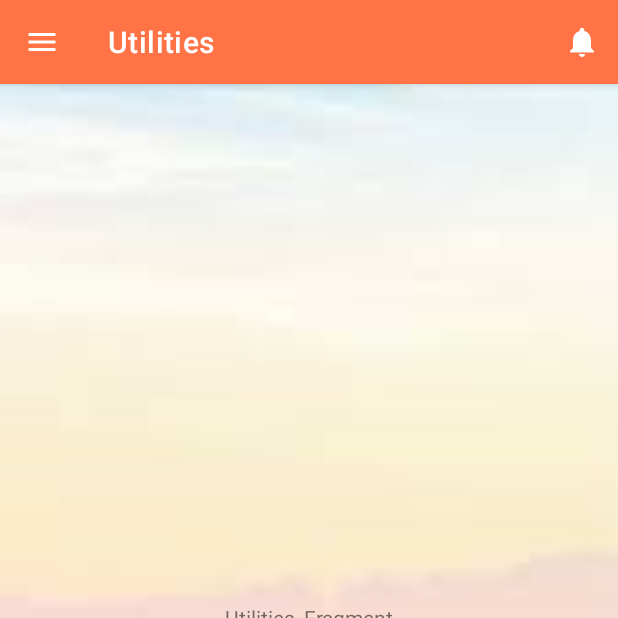
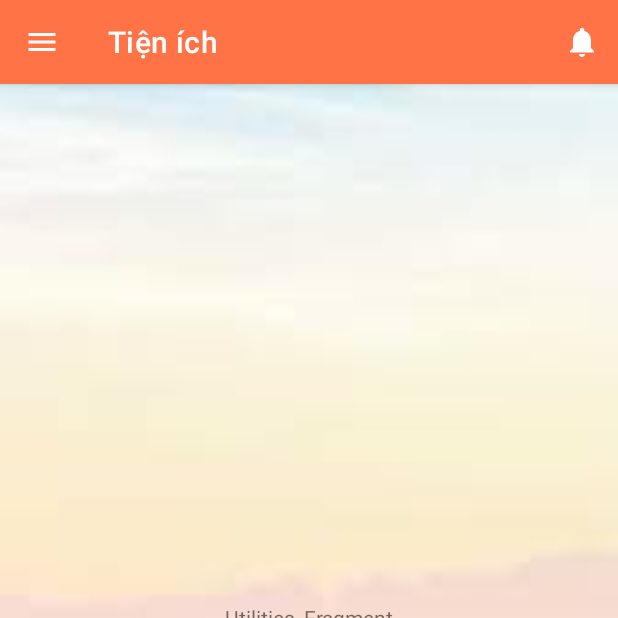
Before and after one commit to NguyenHoang1602/Myfpoly, an Android app: the MainActivity screen opened directly, with no data from a screen before it, item 4 of the bottom bar chosen, on a phone screen of 412 x 824 dp, the top half of it. Run offline under Robolectric (Android 15) with nearby library versions, the phone set to English and light mode, and no system bars; 1 statement that could not run was skipped.

Commit message:
finished project

```diff
--- a/app/src/main/java/com/example/asm_nguyenhnpk02250/MainActivity.java
+++ b/app/src/main/java/com/example/asm_nguyenhnpk02250/MainActivity.java
@@ -61,7 +61,7 @@ public class MainActivity extends AppCompatActivity {
 
         MaterialToolbar toolbar = findViewById(R.id.Appbar_layout);
         setSupportActionBar(toolbar);
-        getSupportActionBar().setTitle("Home");
+        getSupportActionBar().setTitle("Trang chủ");
 
         toolbar.setOnClickListener(new View.OnClickListener() {
             @Override
@@ -93,19 +93,19 @@ public class MainActivity extends AppCompatActivity {
                 int id = item.getItemId();
                 if(id == R.id.button_Home){
                     openHomeFragment();
-                    getSupportActionBar().setTitle("Home");
+                    getSupportActionBar().setTitle("Trang chủ");
                     //navigationView.getMenu().findItem(R.id.nav_home).setChecked(true);
                 }else if(id == R.id.button_Schedule){
                     openScheduleFragment();
-                    getSupportActionBar().setTitle("Schedule");
+                    getSupportActionBar().setTitle("Lịch học");
                     //navigationView.getMenu().findItem(R.id.nav_favorite).setChecked(true);
                 }else if(id == R.id.button_Score){
                     openScoreFragment();
-                    getSupportActionBar().setTitle("Score");
+                    getSupportActionBar().setTitle("Tin tức");
                     //navigationView.getMenu().findItem(R.id.nav_favorite).setChecked(true);
                 }else if(id == R.id.button_Utilities){
                     openUtilitiesFragment();
-                    getSupportActionBar().setTitle("Utilities");
+                    getSupportActionBar().setTitle("Tiện ích");
                     //navigationView.getMenu().findItem(R.id.nav_favorite).setChecked(true);
                 }
                 return true;
@@ -120,25 +120,25 @@ public class MainActivity extends AppCompatActivity {
                         mCurrentFragment = FRAGMENT_HOME;
                         //navigationView.getMenu().findItem(R.id.nav_table).setChecked(true);
                         mbottomNavigationView.getMenu().findItem(R.id.button_Home).setChecked(true);
-                        getSupportActionBar().setTitle("Home");
+                        getSupportActionBar().setTitle("Trang chủ");
                         break;
                     case 1:
                         mCurrentFragment = FRAGMENT_HOME;
                         //navigationView.getMenu().findItem(R.id.nav_menu).setChecked(true);
                         mbottomNavigationView.getMenu().findItem(R.id.button_Schedule).setChecked(true);
-                        getSupportActionBar().setTitle("Schedule");
+                        getSupportActionBar().setTitle("Lịch học");
                         break;
                     case 2:
                         mCurrentFragment = FRAGMENT_HOME;
                         //navigationView.getMenu().findItem(R.id.nav_pay).setChecked(true);
                         mbottomNavigationView.getMenu().findItem(R.id.button_Score).setChecked(true);
-                        getSupportActionBar().setTitle("Score");
+                        getSupportActionBar().setTitle("Tin tức");
                         break;
                     case 3:
                         mCurrentFragment = FRAGMENT_HOME;
                         //navigationView.getMenu().findItem(R.id.nav_user).setChecked(true);
                         mbottomNavigationView.getMenu().findItem(R.id.button_Utilities).setChecked(true);
-                        getSupportActionBar().setTitle("Utilities");
+                        getSupportActionBar().setTitle("Tiện ích");
                         break;
                 }
 
```
